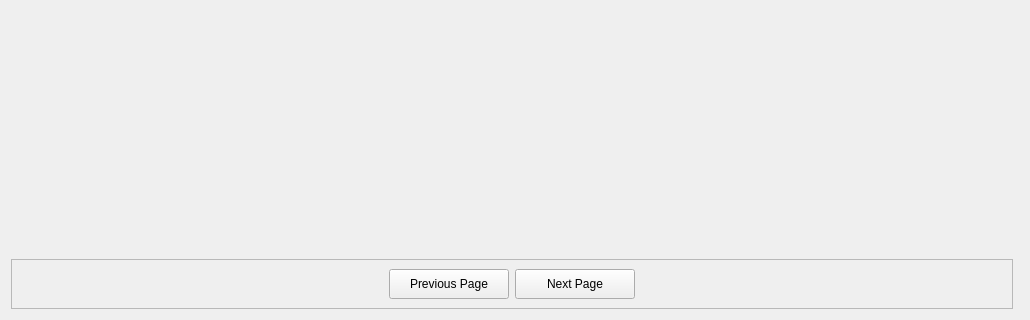
This is ui_files/rooms_page.ui in xbryan25/hotel-management-system as Qt 5 draws it before an edit; both pictures show x 0 to 1030 and y 430 to 750 of the 1030 by 750 pixel window. The edited form follows.
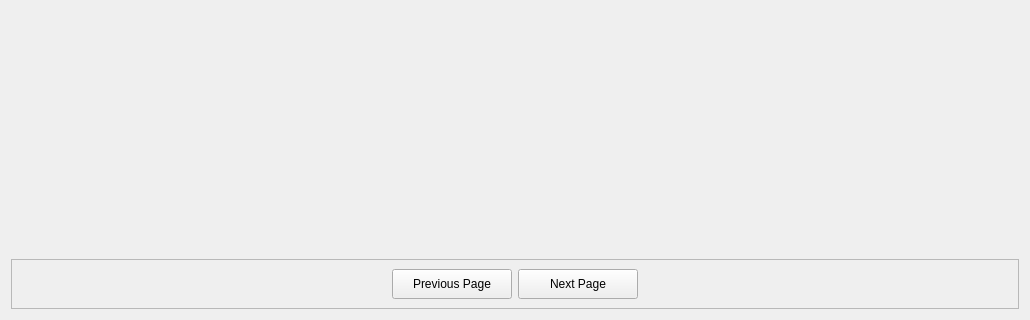
This is the edited form.

Commit message: style(guests_page): add style and Inter font to UI elements

```diff
--- a/ui_files/rooms_page.ui
+++ b/ui_files/rooms_page.ui
@@ -312,95 +312,7 @@
      </layout>
     </widget>
    </item>
-   <item row="4" column="0">
-    <widget class="QFrame" name="page_buttons_frame">
-     <property name="minimumSize">
-      <size>
-       <width>0</width>
-       <height>50</height>
-      </size>
-     </property>
-     <property name="frameShape">
-      <enum>QFrame::StyledPanel</enum>
-     </property>
-     <property name="frameShadow">
-      <enum>QFrame::Raised</enum>
-     </property>
-     <layout class="QHBoxLayout" name="horizontalLayout">
-      <item>
-       <spacer name="hs_5">
-        <property name="orientation">
-         <enum>Qt::Horizontal</enum>
-        </property>
-        <property name="sizeHint" stdset="0">
-         <size>
-          <width>40</width>
-          <height>20</height>
-         </size>
-        </property>
-       </spacer>
-      </item>
-      <item>
-       <widget class="QPushButton" name="previous_page_button">
-        <property name="minimumSize">
-         <size>
-          <width>120</width>
-          <height>30</height>
-         </size>
-        </property>
-        <property name="maximumSize">
-         <size>
-          <width>120</width>
-          <height>16777215</height>
-         </size>
-        </property>
-        <property name="cursor">
-         <cursorShape>PointingHandCursor</cursorShape>
-        </property>
-        <property name="text">
-         <string>Previous Page</string>
-        </property>
-       </widget>
-      </item>
-      <item>
-       <widget class="QPushButton" name="next_page_button">
-        <property name="minimumSize">
-         <size>
-          <width>120</width>
-          <height>30</height>
-         </size>
-        </property>
-        <property name="maximumSize">
-         <size>
-          <width>120</width>
-          <height>16777215</height>
-         </size>
-        </property>
-        <property name="cursor">
-         <cursorShape>PointingHandCursor</cursorShape>
-        </property>
-        <property name="text">
-         <string>Next Page</string>
-        </property>
-       </widget>
-      </item>
-      <item>
-       <spacer name="hs_6">
-        <property name="orientation">
-         <enum>Qt::Horizontal</enum>
-        </property>
-        <property name="sizeHint" stdset="0">
-         <size>
-          <width>40</width>
-          <height>20</height>
-         </size>
-        </property>
-       </spacer>
-      </item>
-     </layout>
-    </widget>
-   </item>
-   <item row="3" column="0">
+   <item row="3" column="0" colspan="2">
     <widget class="QStackedWidget" name="rooms_view_stacked_widget">
      <property name="minimumSize">
       <size>
@@ -695,6 +607,94 @@
      </widget>
     </widget>
    </item>
+   <item row="4" column="0" colspan="2">
+    <widget class="QFrame" name="page_buttons_frame">
+     <property name="minimumSize">
+      <size>
+       <width>0</width>
+       <height>50</height>
+      </size>
+     </property>
+     <property name="frameShape">
+      <enum>QFrame::StyledPanel</enum>
+     </property>
+     <property name="frameShadow">
+      <enum>QFrame::Raised</enum>
+     </property>
+     <layout class="QHBoxLayout" name="horizontalLayout">
+      <item>
+       <spacer name="hs_5">
+        <property name="orientation">
+         <enum>Qt::Horizontal</enum>
+        </property>
+        <property name="sizeHint" stdset="0">
+         <size>
+          <width>40</width>
+          <height>20</height>
+         </size>
+        </property>
+       </spacer>
+      </item>
+      <item>
+       <widget class="QPushButton" name="previous_page_button">
+        <property name="minimumSize">
+         <size>
+          <width>120</width>
+          <height>30</height>
+         </size>
+        </property>
+        <property name="maximumSize">
+         <size>
+          <width>120</width>
+          <height>16777215</height>
+         </size>
+        </property>
+        <property name="cursor">
+         <cursorShape>PointingHandCursor</cursorShape>
+        </property>
+        <property name="text">
+         <string>Previous Page</string>
+        </property>
+       </widget>
+      </item>
+      <item>
+       <widget class="QPushButton" name="next_page_button">
+        <property name="minimumSize">
+         <size>
+          <width>120</width>
+          <height>30</height>
+         </size>
+        </property>
+        <property name="maximumSize">
+         <size>
+          <width>120</width>
+          <height>16777215</height>
+         </size>
+        </property>
+        <property name="cursor">
+         <cursorShape>PointingHandCursor</cursorShape>
+        </property>
+        <property name="text">
+         <string>Next Page</string>
+        </property>
+       </widget>
+      </item>
+      <item>
+       <spacer name="hs_6">
+        <property name="orientation">
+         <enum>Qt::Horizontal</enum>
+        </property>
+        <property name="sizeHint" stdset="0">
+         <size>
+          <width>40</width>
+          <height>20</height>
+         </size>
+        </property>
+       </spacer>
+      </item>
+     </layout>
+    </widget>
+   </item>
   </layout>
  </widget>
  <resources/>
```
The commit also changes 7 other files.
